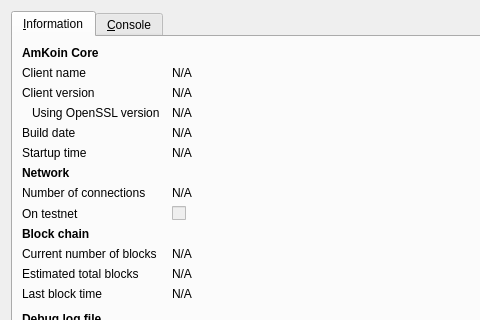
This is src/qt/forms/rpcconsole.ui in bryceweiner/petrodollar as Qt 5 draws it before an edit; both pictures show x 0 to 480 and y 0 to 320 of the 740 by 450 pixel window. The edited form follows.
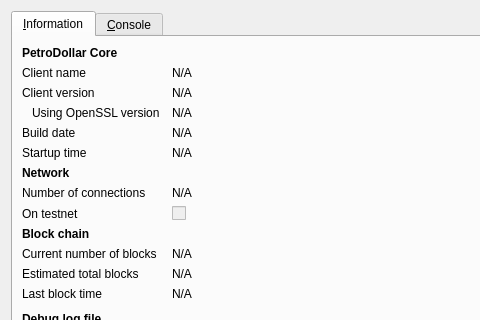
This is the edited form. Icons and pictures are not drawn.

Diff of the .ui file:
```diff
--- a/src/qt/forms/rpcconsole.ui
+++ b/src/qt/forms/rpcconsole.ui
@@ -36,7 +36,7 @@
           </font>
          </property>
          <property name="text">
-          <string>AmKoin Core</string>
+          <string>PetroDollar Core</string>
          </property>
         </widget>
        </item>
```
Left out of the diff: 6 changed lines with no effect on the pictures.
